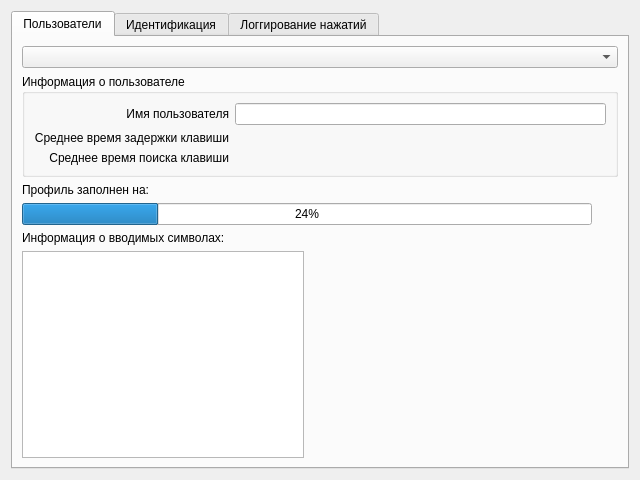
This is SystemProgramming/MainForm.ui in Savital/BMSTU as Qt 5 draws it before an edit. The edited form follows.
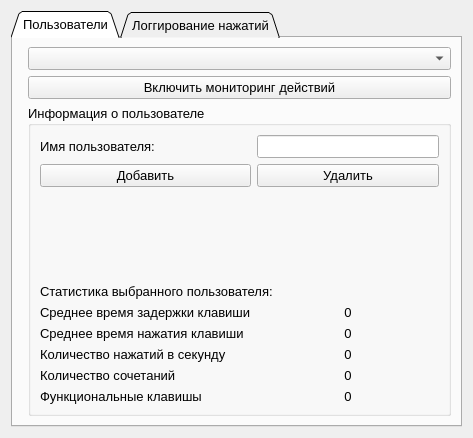
This is the edited form.

Patch:
```diff
--- a/SystemProgramming/MainForm.ui
+++ b/SystemProgramming/MainForm.ui
@@ -6,8 +6,8 @@
    <rect>
     <x>0</x>
     <y>0</y>
-    <width>640</width>
-    <height>480</height>
+    <width>473</width>
+    <height>438</height>
    </rect>
   </property>
   <property name="windowTitle">
@@ -16,6 +16,14 @@
   <layout class="QHBoxLayout" name="horizontalLayout">
    <item>
     <widget class="QTabWidget" name="tabWidget">
+     <property name="font">
+      <font>
+       <pointsize>10</pointsize>
+      </font>
+     </property>
+     <property name="tabShape">
+      <enum>QTabWidget::Triangular</enum>
+     </property>
      <property name="currentIndex">
       <number>0</number>
      </property>
@@ -24,321 +32,175 @@
        <string>Пользователи</string>
       </attribute>
       <layout class="QGridLayout" name="gridLayout_6">
-       <item row="1" column="0" colspan="3">
+       <item row="1" column="0">
+        <layout class="QFormLayout" name="formLayout_2">
+         <item row="0" column="1">
+          <widget class="QComboBox" name="comboUser"/>
+         </item>
+         <item row="1" column="1">
+          <widget class="QPushButton" name="buttonMonitoring">
+           <property name="text">
+            <string>Включить мониторинг действий</string>
+           </property>
+          </widget>
+         </item>
+         <item row="2" column="1">
         <widget class="QGroupBox" name="groupBox_2">
+           <property name="font">
+            <font>
+             <pointsize>10</pointsize>
+            </font>
+           </property>
          <property name="title">
           <string>Информация о пользователе</string>
          </property>
          <layout class="QGridLayout" name="gridLayout_5">
-          <item row="1" column="1">
-           <widget class="QLabel" name="key_delay_2">
+            <item row="7" column="1">
+             <widget class="QLabel" name="keyDelay">
             <property name="text">
-             <string/>
+               <string>0</string>
+              </property>
+              <property name="alignment">
+               <set>Qt::AlignCenter</set>
+              </property>
+             </widget>
+            </item>
+            <item row="8" column="1">
+             <widget class="QLabel" name="keySearch">
+              <property name="text">
+               <string>0</string>
+              </property>
+              <property name="alignment">
+               <set>Qt::AlignCenter</set>
             </property>
            </widget>
           </item>
           <item row="0" column="1">
-           <widget class="QLineEdit" name="userNameEdit_2"/>
-          </item>
-          <item row="2" column="0">
+             <widget class="QLineEdit" name="editUserName"/>
+            </item>
+            <item row="9" column="0">
+             <widget class="QLabel" name="label_11">
+              <property name="text">
+               <string>Количество нажатий в секунду</string>
+              </property>
+             </widget>
+            </item>
+            <item row="3" column="0">
+             <spacer name="verticalSpacer_2">
+              <property name="orientation">
+               <enum>Qt::Vertical</enum>
+              </property>
+              <property name="sizeHint" stdset="0">
+               <size>
+                <width>20</width>
+                <height>40</height>
+               </size>
+              </property>
+             </spacer>
+            </item>
+            <item row="1" column="0">
+             <widget class="QPushButton" name="buttonAdd">
+              <property name="text">
+               <string>Добавить</string>
+              </property>
+             </widget>
+            </item>
+            <item row="7" column="0">
+             <widget class="QLabel" name="label_5">
+              <property name="text">
+               <string>Среднее время задержки клавиши</string>
+              </property>
+             </widget>
+            </item>
+            <item row="8" column="0">
            <widget class="QLabel" name="label_6">
             <property name="text">
-             <string>Среднее время поиска клавиши</string>
-            </property>
-            <property name="alignment">
-             <set>Qt::AlignRight|Qt::AlignTrailing|Qt::AlignVCenter</set>
-            </property>
-           </widget>
-          </item>
-          <item row="2" column="1">
-           <widget class="QLabel" name="key_search_2">
-            <property name="text">
-             <string/>
+               <string>Среднее время нажатия клавиши</string>
             </property>
            </widget>
           </item>
           <item row="0" column="0">
            <widget class="QLabel" name="label_7">
             <property name="text">
-             <string>Имя пользователя</string>
-            </property>
-            <property name="alignment">
-             <set>Qt::AlignRight|Qt::AlignTrailing|Qt::AlignVCenter</set>
-            </property>
-           </widget>
-          </item>
-          <item row="1" column="0">
-           <widget class="QLabel" name="label_5">
-            <property name="text">
-             <string>Среднее время задержки клавиши</string>
-            </property>
-            <property name="alignment">
-             <set>Qt::AlignRight|Qt::AlignTrailing|Qt::AlignVCenter</set>
-            </property>
-           </widget>
-          </item>
-         </layout>
-        </widget>
-       </item>
-       <item row="5" column="2">
-        <spacer name="verticalSpacer_2">
-         <property name="orientation">
-          <enum>Qt::Vertical</enum>
-         </property>
-         <property name="sizeHint" stdset="0">
-          <size>
-           <width>20</width>
-           <height>92</height>
-          </size>
-         </property>
-        </spacer>
-       </item>
-       <item row="0" column="0" colspan="3">
-        <widget class="QComboBox" name="comboBox"/>
-       </item>
-       <item row="2" column="0">
-        <widget class="QLabel" name="label_11">
-         <property name="text">
-          <string>Профиль заполнен на:</string>
-         </property>
-        </widget>
-       </item>
-       <item row="4" column="0">
-        <widget class="QLabel" name="label_12">
-         <property name="text">
-          <string>Информация о вводимых символах:</string>
-         </property>
-        </widget>
-       </item>
-       <item row="5" column="0">
-        <widget class="QTableWidget" name="tableWidget">
-         <property name="editTriggers">
-          <set>QAbstractItemView::NoEditTriggers</set>
-         </property>
-        </widget>
-       </item>
-       <item row="5" column="1">
-        <spacer name="horizontalSpacer">
-         <property name="orientation">
-          <enum>Qt::Horizontal</enum>
-         </property>
-         <property name="sizeHint" stdset="0">
-          <size>
-           <width>40</width>
-           <height>20</height>
-          </size>
-         </property>
-        </spacer>
-       </item>
-       <item row="3" column="0" colspan="2">
-        <widget class="QProgressBar" name="progressBar">
-         <property name="value">
-          <number>24</number>
-         </property>
-        </widget>
-       </item>
-      </layout>
-     </widget>
-     <widget class="QWidget" name="tab_2">
-      <attribute name="title">
-       <string>Идентификация</string>
-      </attribute>
-      <layout class="QGridLayout" name="gridLayout">
-       <item row="3" column="0" colspan="3">
-        <widget class="QTextEdit" name="text_edit"/>
-       </item>
-       <item row="0" column="0">
-        <widget class="QLabel" name="label">
-         <property name="text">
-          <string>Введите текст:</string>
-         </property>
-        </widget>
-       </item>
-       <item row="5" column="2">
-        <widget class="QPushButton" name="pushButton_3">
-         <property name="text">
-          <string>Оценить</string>
+               <string>Имя пользователя:</string>
          </property>
         </widget>
        </item>
        <item row="6" column="0" colspan="2">
-        <widget class="QGroupBox" name="groupBox">
-         <property name="title">
-          <string>Ваши результаты</string>
-         </property>
-         <layout class="QGridLayout" name="gridLayout_3">
-          <item row="2" column="1">
-           <widget class="QLabel" name="key_search">
+             <widget class="QLabel" name="label_17">
             <property name="text">
-             <string/>
+               <string>Статистика выбранного пользователя:</string>
             </property>
            </widget>
           </item>
-          <item row="1" column="0">
-           <widget class="QLabel" name="label_2">
-            <property name="text">
-             <string>Ваше среднее время задержки клавиши</string>
-            </property>
-            <property name="alignment">
-             <set>Qt::AlignRight|Qt::AlignTrailing|Qt::AlignVCenter</set>
-            </property>
-           </widget>
-          </item>
-          <item row="0" column="1">
-           <widget class="QLineEdit" name="userNameEdit"/>
-          </item>
-          <item row="1" column="1">
-           <widget class="QLabel" name="key_delay">
-            <property name="text">
-             <string/>
-            </property>
-           </widget>
-          </item>
-          <item row="0" column="0">
-           <widget class="QLabel" name="label_4">
-            <property name="text">
-             <string>Имя пользователя</string>
-            </property>
-            <property name="alignment">
-             <set>Qt::AlignRight|Qt::AlignTrailing|Qt::AlignVCenter</set>
-            </property>
-           </widget>
-          </item>
-          <item row="2" column="0">
-           <widget class="QLabel" name="label_3">
-            <property name="text">
-             <string>Ваше среднее время поиска клавиши</string>
-            </property>
-            <property name="alignment">
-             <set>Qt::AlignRight|Qt::AlignTrailing|Qt::AlignVCenter</set>
-            </property>
-           </widget>
-          </item>
-          <item row="4" column="0" colspan="2">
-           <widget class="QPushButton" name="pushButton_4">
-            <property name="text">
-             <string>Добавить пользователя</string>
-            </property>
-           </widget>
-          </item>
-          <item row="3" column="0">
-           <spacer name="verticalSpacer">
+            <item row="3" column="1">
+             <spacer name="verticalSpacer_4">
             <property name="orientation">
              <enum>Qt::Vertical</enum>
             </property>
             <property name="sizeHint" stdset="0">
              <size>
               <width>20</width>
-              <height>28</height>
+                <height>40</height>
              </size>
             </property>
            </spacer>
           </item>
-         </layout>
-        </widget>
-       </item>
-       <item row="6" column="2">
-        <widget class="QGroupBox" name="groupBox_3">
-         <property name="title">
-          <string>Результаты оценивания</string>
-         </property>
-         <layout class="QGridLayout" name="gridLayout_4">
-          <item row="1" column="1">
-           <widget class="QLabel" name="key_delay_3">
+            <item row="11" column="1">
+             <widget class="QLabel" name="keyFunctionals">
             <property name="text">
-             <string/>
-            </property>
-           </widget>
-          </item>
-          <item row="3" column="0">
-           <spacer name="verticalSpacer_3">
-            <property name="orientation">
-             <enum>Qt::Vertical</enum>
-            </property>
-            <property name="sizeHint" stdset="0">
-             <size>
-              <width>20</width>
-              <height>28</height>
-             </size>
-            </property>
-           </spacer>
-          </item>
-          <item row="1" column="0">
-           <widget class="QLabel" name="label_8">
+               <string>0</string>
+              </property>
+              <property name="alignment">
+               <set>Qt::AlignCenter</set>
+              </property>
+             </widget>
+            </item>
+            <item row="11" column="0">
+             <widget class="QLabel" name="label_15">
             <property name="text">
-             <string>Среднее время задержки клавиши</string>
-            </property>
-            <property name="alignment">
-             <set>Qt::AlignRight|Qt::AlignTrailing|Qt::AlignVCenter</set>
-            </property>
-           </widget>
-          </item>
-          <item row="2" column="0">
-           <widget class="QLabel" name="label_10">
+               <string>Функциональные клавишы</string>
+              </property>
+             </widget>
+            </item>
+            <item row="10" column="1">
+             <widget class="QLabel" name="keyCombines">
             <property name="text">
-             <string>Среднее время поиска клавиши</string>
+               <string>0</string>
             </property>
             <property name="alignment">
-             <set>Qt::AlignRight|Qt::AlignTrailing|Qt::AlignVCenter</set>
+               <set>Qt::AlignCenter</set>
             </property>
            </widget>
           </item>
-          <item row="0" column="1">
-           <widget class="QLineEdit" name="userNameEdit_3"/>
-          </item>
-          <item row="2" column="1">
-           <widget class="QLabel" name="key_search_3">
+            <item row="9" column="1">
+             <widget class="QLabel" name="keyNumber">
             <property name="text">
-             <string/>
-            </property>
-           </widget>
-          </item>
-          <item row="0" column="0">
-           <widget class="QLabel" name="label_9">
-            <property name="text">
-             <string>Имя пользователя</string>
-            </property>
+               <string>0</string>
+              </property>
             <property name="alignment">
-             <set>Qt::AlignRight|Qt::AlignTrailing|Qt::AlignVCenter</set>
+               <set>Qt::AlignCenter</set>
             </property>
            </widget>
           </item>
-         </layout>
-        </widget>
-       </item>
-       <item row="4" column="0">
-        <widget class="QCheckBox" name="checkBox">
+            <item row="10" column="0">
+             <widget class="QLabel" name="label_13">
          <property name="text">
-          <string>Строгий режим</string>
+               <string>Количество сочетаний</string>
          </property>
         </widget>
        </item>
-       <item row="5" column="0" colspan="2">
-        <widget class="QPushButton" name="pushButton_5">
+            <item row="1" column="1">
+             <widget class="QPushButton" name="buttonDelete">
          <property name="text">
-          <string>Начать отслеживание</string>
+               <string>Удалить</string>
          </property>
         </widget>
        </item>
-       <item row="1" column="0">
-        <widget class="QLineEdit" name="lineEdit">
-         <property name="enabled">
-          <bool>true</bool>
-         </property>
-         <property name="text">
-          <string>Здравствуйте, как у вас дела?</string>
-         </property>
-         <property name="readOnly">
-          <bool>true</bool>
-         </property>
-        </widget>
-       </item>
-       <item row="1" column="1">
-        <widget class="QPushButton" name="pushButton_6">
-         <property name="text">
-          <string>Изменить текст</string>
-         </property>
-        </widget>
+           </layout>
+          </widget>
+         </item>
+        </layout>
        </item>
       </layout>
      </widget>
```
Left out of the diff: 27 changed lines with no effect on the pictures. Lines whose indentation alone changed are shown as unchanged.
